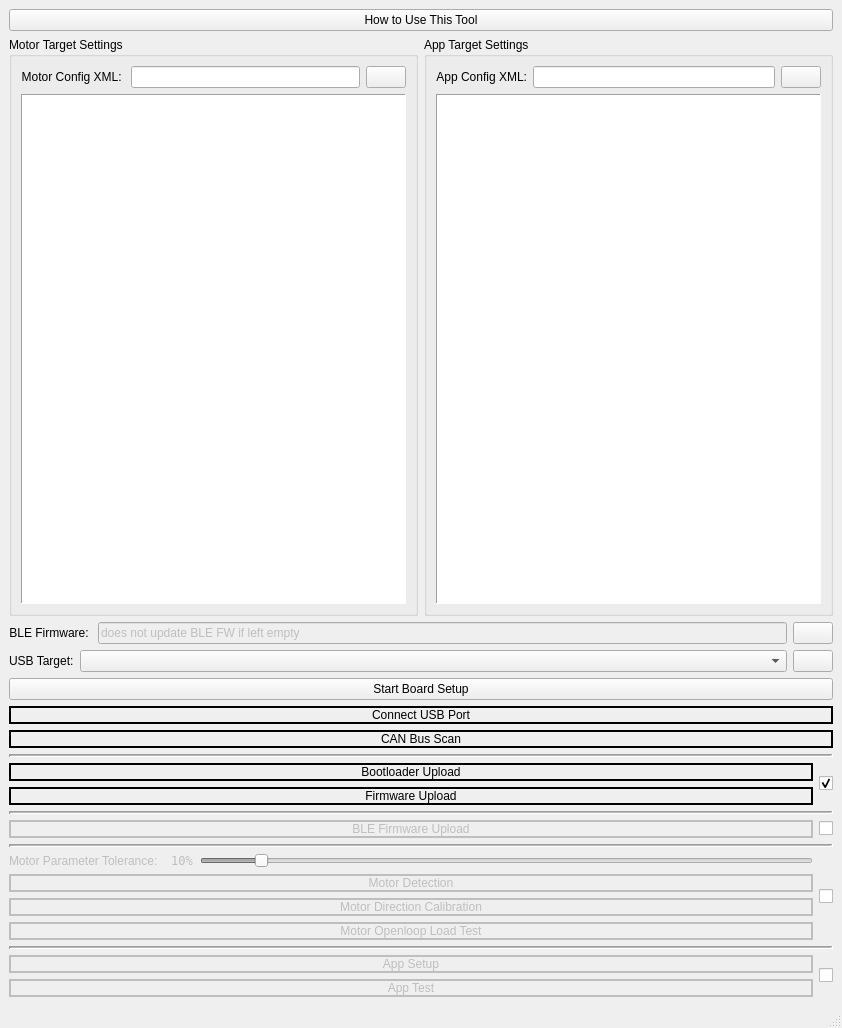
This is boardsetupwindow.ui in vedderb/vesc_tool as Qt 5 draws it before an edit. The edited form follows.
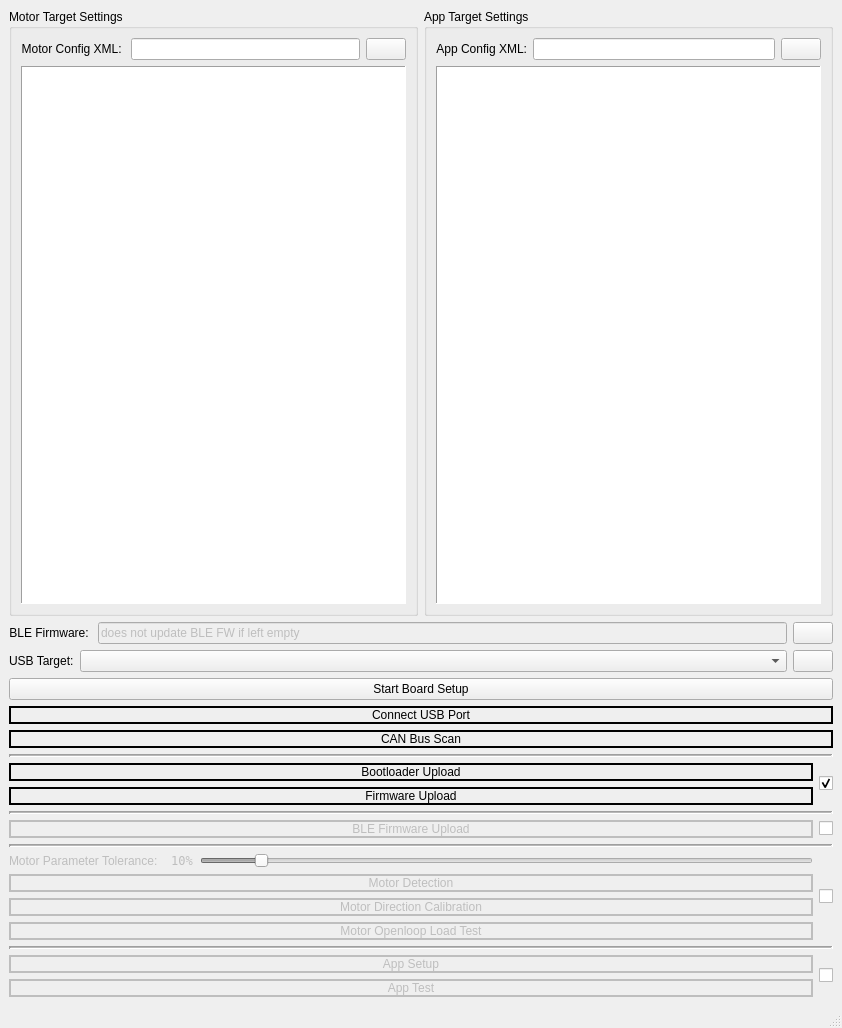
This is the edited form. Icons and pictures are not drawn. Custom widgets are drawn as their Qt base class.

Commit message: beta version of tool

The edit to the form file:
```diff
--- a/boardsetupwindow.ui
+++ b/boardsetupwindow.ui
@@ -23,16 +23,6 @@
       <property name="sizeConstraint">
        <enum>QLayout::SetDefaultConstraint</enum>
       </property>
-      <item>
-       <widget class="QPushButton" name="guideButton">
-        <property name="enabled">
-         <bool>true</bool>
-        </property>
-        <property name="text">
-         <string>How to Use This Tool</string>
-        </property>
-       </widget>
-      </item>
       <item>
        <layout class="QHBoxLayout" name="horizontalLayout_3" stretch="1,1">
         <item>
@@ -104,7 +94,7 @@
          </widget>
         </item>
         <item>
-         <widget class="QGroupBox" name="groupBox">
+         <widget class="QGroupBox" name="groupBox2">
           <property name="font">
            <font>
             <pointsize>9</pointsize>
```
The commit also changes 5 other files.
